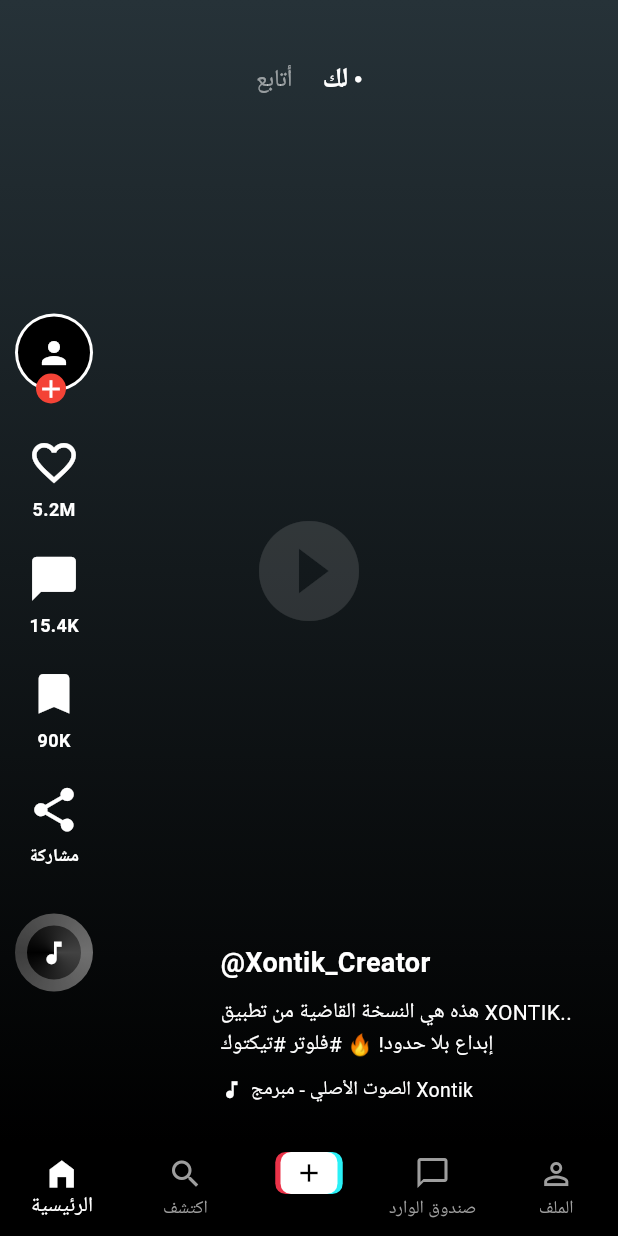
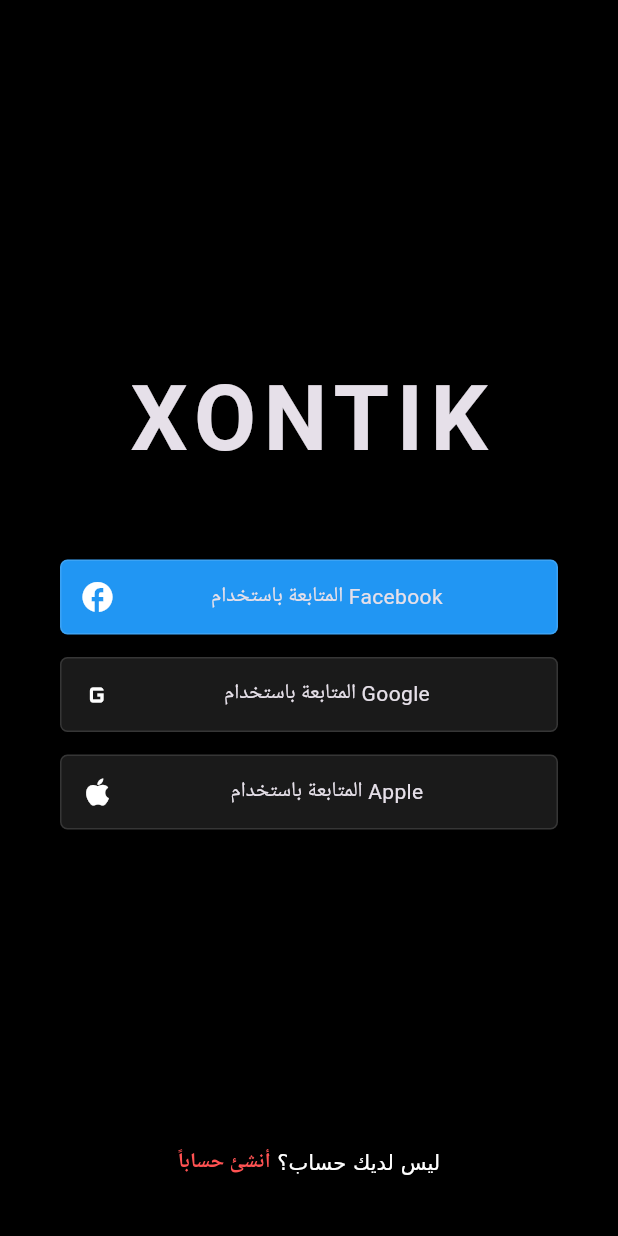
Before and after one commit to express-shopping/Xontik_V2, a Flutter app: the screen it shows after launch, on a phone screen of 412 x 824 dp. Run offline on Flutter 3.47's test engine with Material 3 defaults, Android fonts, the phone set to English and light mode, and no system bars.

```diff
--- a/lib/main.dart
+++ b/lib/main.dart
@@ -1,247 +1,167 @@
 import 'package:flutter/material.dart';
 
-void main() => runApp(const XontikMasterpiece());
+void main() => runApp(const XontikSuperApp());
 
-class XontikMasterpiece extends StatelessWidget {
-  const XontikMasterpiece({super.key});
+class XontikSuperApp extends StatelessWidget {
+  const XontikSuperApp({super.key});
   @override
   Widget build(BuildContext context) {
     return MaterialApp(
       debugShowCheckedModeBanner: false,
-      theme: ThemeData.dark().copyWith(
-        scaffoldBackgroundColor: Colors.black,
-        bottomNavigationBarTheme: const BottomNavigationBarThemeData(
-          backgroundColor: Colors.black,
-          selectedItemColor: Colors.white,
-          unselectedItemColor: Colors.grey,
-        ),
-      ),
-      home: const MainTikTokScaffold(),
+      theme: ThemeData.dark().copyWith(scaffoldBackgroundColor: Colors.black),
+      home: const AuthScreen(),
     );
   }
 }
 
-class MainTikTokScaffold extends StatefulWidget {
-  const MainTikTokScaffold({super.key});
+// --- 1. واجهة تسجيل الدخول وإنشاء الحساب ---
+class AuthScreen extends StatelessWidget {
+  const AuthScreen({super.key});
   @override
-  State<MainTikTokScaffold> createState() => _MainTikTokScaffoldState();
+  Widget build(BuildContext context) {
+    return Scaffold(
+      body: Container(
+        padding: const EdgeInsets.all(40),
+        child: Column(
+          mainAxisAlignment: MainAxisAlignment.center,
+          children: [
+            const Spacer(),
+            const Text("XONTIK", style: TextStyle(fontSize: 60, fontWeight: FontWeight.bold, letterSpacing: 5)),
+            const SizedBox(height: 50),
+            _authBtn(Icons.facebook, "المتابعة باستخدام Facebook", Colors.blue),
+            _authBtn(Icons.g_mobiledata, "المتابعة باستخدام Google", Colors.white10),
+            _authBtn(Icons.apple, "المتابعة باستخدام Apple", Colors.white10),
+            const Spacer(),
+            GestureDetector(
+              onTap: () => Navigator.push(context, MaterialPageRoute(builder: (context) => const MainNavigation())),
+              child: RichText(text: const TextSpan(text: "ليس لديك حساب؟ ", children: [TextSpan(text: "أنشئ حساباً", style: TextStyle(color: Colors.redAccent, fontWeight: FontWeight.bold))])),
+            ),
+          ],
+        ),
+      ),
+    );
+  }
+  Widget _authBtn(IconData i, String t, Color c) => Container(
+    margin: const EdgeInsets.only(bottom: 15),
+    padding: const EdgeInsets.all(12),
+    decoration: BoxDecoration(color: c, borderRadius: BorderRadius.circular(5), border: Border.all(color: Colors.white12)),
+    child: Row(children: [Icon(i), Expanded(child: Text(t, textAlign: TextAlign.center))]),
+  );
 }
 
-class _MainTikTokScaffoldState extends State<MainTikTokScaffold> {
-  int _selectedIndex = 0;
+// --- 2. التنقل الرئيسي (الرئيسية، بث مباشر، محفظة) ---
+class MainNavigation extends StatefulWidget {
+  const MainNavigation({super.key});
+  @override
+  State<MainNavigation> createState() => _MainNavigationState();
+}
+
+class _MainNavigationState extends State<MainNavigation> {
+  int _idx = 0;
+  final List<Widget> _screens = [const TikTokFeed(), const Center(child: Text("اكتشف")), const LiveStreamScreen(), const Center(child: Text("الرسائل")), const ProfileScreen()];
 
   @override
   Widget build(BuildContext context) {
     return Scaffold(
-      body: IndexedStack(
-        index: _selectedIndex,
-        children: [
-          const TikTokFeedView(), // شاشة الفيديوهات الرئيسية
-          const Center(child: Text("اكتشف الصيحات الجديدة")),
-          const Center(child: Text("الكاميرا قيد التطوير")),
-          const Center(child: Text("صندوق الوارد فارغ")),
-          const Center(child: Text("الملف الشخصي الاحترافي")),
-        ],
-      ),
+      body: _screens[_idx],
       bottomNavigationBar: BottomNavigationBar(
-        currentIndex: _selectedIndex,
-        onTap: (index) => setState(() => _selectedIndex = index),
+        currentIndex: _idx,
+        onTap: (i) => setState(() => _idx = i),
         type: BottomNavigationBarType.fixed,
-        items: [
-          const BottomNavigationBarItem(icon: Icon(Icons.home_filled), label: 'الرئيسية'),
-          const BottomNavigationBarItem(icon: Icon(Icons.search), label: 'اكتشف'),
-          BottomNavigationBarItem(icon: _buildPlusIcon(), label: ''),
-          const BottomNavigationBarItem(icon: Icon(Icons.chat_bubble_outline), label: 'صندوق الوارد'),
-          const BottomNavigationBarItem(icon: Icon(Icons.person_outline), label: 'الملف'),
-        ],
-      ),
-    );
-  }
-
-  Widget _buildPlusIcon() {
-    return SizedBox(
-      width: 45,
-      height: 28,
-      child: Stack(
-        children: [
-          Container(
-            margin: const EdgeInsets.only(left: 10),
-            width: 38,
-            decoration: BoxDecoration(color: const Color(0xFF2af1f7), borderRadius: BorderRadius.circular(7)),
-          ),
-          Container(
-            margin: const EdgeInsets.only(right: 10),
-            width: 38,
-            decoration: BoxDecoration(color: const Color(0xFFeb3349), borderRadius: BorderRadius.circular(7)),
-          ),
-          Center(
-            child: Container(
-              height: double.infinity,
-              width: 38,
-              decoration: BoxDecoration(color: Colors.white, borderRadius: BorderRadius.circular(7)),
-              child: const Icon(Icons.add, color: Colors.black, size: 20),
-            ),
-          ),
+        selectedItemColor: Colors.white,
+        unselectedItemColor: Colors.grey,
+        items: const [
+          BottomNavigationBarItem(icon: Icon(Icons.home), label: "الرئيسية"),
+          BottomNavigationBarItem(icon: Icon(Icons.search), label: "اكتشف"),
+          BottomNavigationBarItem(icon: Icon(Icons.live_tv, color: Colors.red), label: "بث مباشر"),
+          BottomNavigationBarItem(icon: Icon(Icons.chat), label: "صندوق الوارد"),
+          BottomNavigationBarItem(icon: Icon(Icons.person), label: "الملف"),
         ],
       ),
     );
   }
 }
 
-// --- محرك الفيديوهات (TikTok Style) ---
-class TikTokFeedView extends StatelessWidget {
-  const TikTokFeedView({super.key});
+// --- 3. واجهة البث المباشر (LIVE) ---
+class LiveStreamScreen extends StatelessWidget {
+  const LiveStreamScreen({super.key});
   @override
   Widget build(BuildContext context) {
-    return PageView.builder(
-      scrollDirection: Axis.vertical,
-      itemBuilder: (context, index) => VideoItem(index: index),
+    return Stack(
+      children: [
+        Container(color: Colors.blueGrey[900]),
+        const Positioned(top: 50, left: 20, child: Badge(label: Text("LIVE"), backgroundColor: Colors.red)),
+        const Center(child: Icon(Icons.person, size: 100, color: Colors.white10)),
+        Positioned(bottom: 20, left: 20, child: Row(children: [
+          Container(width: 200, height: 40, decoration: BoxDecoration(color: Colors.white10, borderRadius: BorderRadius.circular(20)), child: const TextField(decoration: InputDecoration(hintText: " أرسل تعليقاً...", border: InputBorder.none, contentPadding: EdgeInsets.only(left: 15)))),
+          const SizedBox(width: 10),
+          const Icon(Icons.card_giftcard, color: Colors.orange, size: 30),
+        ])),
+      ],
     );
   }
 }
 
-class VideoItem extends StatefulWidget {
-  final int index;
-  const VideoItem({super.key, required this.index});
-  @override
-  State<VideoItem> createState() => _VideoItemState();
-}
-
-class _VideoItemState extends State<VideoItem> {
-  bool isLiked = false;
-  bool isFollowed = false;
-
+// --- 4. الملف الشخصي والمحفظة والإعدادات ---
+class ProfileScreen extends StatelessWidget {
+  const ProfileScreen({super.key});
   @override
   Widget build(BuildContext context) {
-    return Stack(
-      fit: StackFit.expand,
-      children: [
-        // محاكاة الفيديو مع تدرج لوني فخم
-        Container(
-          decoration: BoxDecoration(
-            gradient: LinearGradient(
-              begin: Alignment.topCenter,
-              end: Alignment.bottomCenter,
-              colors: [Colors.blueGrey[900]!, Colors.black],
-            ),
-          ),
-          child: const Center(child: Icon(Icons.play_circle_fill, size: 80, color: Colors.white12)),
-        ),
-
-        // الجزء العلوي: For You & Following
-        const Positioned(
-          top: 40,
-          left: 0, right: 0,
-          child: Row(
-            mainAxisAlignment: MainAxisAlignment.center,
-            children: [
-              Text("أتابع", style: TextStyle(color: Colors.white54, fontSize: 16)),
-              SizedBox(width: 20),
-              Text("لك", style: TextStyle(color: Colors.white, fontSize: 18, fontWeight: FontWeight.bold)),
-              SizedBox(width: 4),
-              Icon(Icons.circle, size: 5, color: Colors.white),
-            ],
-          ),
-        ),
-
-        // الأزرار التفاعلية بجهة اليسار (TikTok Layout)
-        Positioned(
-          left: 10,
-          bottom: 100,
-          child: Column(
-            children: [
-              _buildProfile(),
-              const SizedBox(height: 20),
-              _buildSideAction(isLiked ? Icons.favorite : Icons.favorite_border, "5.2M", isLiked ? Colors.red : Colors.white, () {
-                setState(() => isLiked = !isLiked);
-              }),
-              _buildSideAction(Icons.chat_bubble, "15.4K", Colors.white, () {}),
-              _buildSideAction(Icons.bookmark, "90K", Colors.white, () {}),
-              _buildSideAction(Icons.share, "مشاركة", Colors.white, () {}),
-              const SizedBox(height: 20),
-              _buildMusicDisc(), // أسطوانة الموسيقى الدوارة
-            ],
-          ),
-        ),
-
-        // وصف الفيديو والمعلومات بجهة اليمين
-        Positioned(
-          right: 15,
-          bottom: 25,
-          child: Column(
-            crossAxisAlignment: CrossAxisAlignment.start,
-            children: [
-              const Text("@Xontik_Creator", style: TextStyle(fontWeight: FontWeight.bold, fontSize: 18, color: Colors.white)),
-              const SizedBox(height: 10),
-              const SizedBox(
-                width: 250,
-                child: Text("هذه هي النسخة القاضية من تطبيق XONTIK.. إبداع بلا حدود! 🔥 #فلوتر #تيكتوك",
-                style: TextStyle(color: Colors.white, fontSize: 14), overflow: TextOverflow.ellipsis, maxLines: 2),
-              ),
-              const SizedBox(height: 10),
-              Row(
-                children: const [
-                  Icon(Icons.music_note, size: 15, color: Colors.white),
-                  SizedBox(width: 5),
-                  Text("الصوت الأصلي - مبرمج Xontik", style: TextStyle(color: Colors.white, fontSize: 13)),
-                ],
-              ),
-            ],
-          ),
-        ),
-      ],
-    );
-  }
-
-  Widget _buildProfile() {
-    return Stack(
-      clipBehavior: Clip.none,
-      children: [
-        Container(
-          padding: const EdgeInsets.all(2),
-          decoration: const BoxDecoration(color: Colors.white, shape: BoxShape.circle),
-          child: const CircleAvatar(radius: 24, backgroundColor: Colors.black, child: Icon(Icons.person, color: Colors.white)),
-        ),
-        if (!isFollowed)
-          Positioned(
-            bottom: -8, left: 14,
-            child: GestureDetector(
-              onTap: () => setState(() => isFollowed = true),
-              child: Container(
-                decoration: const BoxDecoration(color: Colors.red, shape: BoxShape.circle),
-                child: const Icon(Icons.add, size: 20, color: Colors.white),
-              ),
-            ),
-          ),
-      ],
-    );
-  }
-
-  Widget _buildSideAction(IconData icon, String label, Color color, VoidCallback onTap) {
-    return GestureDetector(
-      onTap: onTap,
-      child: Padding(
-        padding: const EdgeInsets.symmetric(vertical: 10),
-        child: Column(
-          children: [
-            Icon(icon, size: 35, color: color),
-            const SizedBox(height: 5),
-            Text(label, style: const TextStyle(color: Colors.white, fontSize: 12, fontWeight: FontWeight.bold)),
-          ],
-        ),
+    return Scaffold(
+      appBar: AppBar(backgroundColor: Colors.black, title: const Text("الملف الشخصي"), actions: [
+        IconButton(icon: const Icon(Icons.settings), onPressed: () => _showSettings(context)),
+      ]),
+      body: Column(
+        children: [
+          const SizedBox(height: 20),
+          const CircleAvatar(radius: 50, child: Icon(Icons.person, size: 50)),
+          const SizedBox(height: 15),
+          const Text("@Xontik_User", style: TextStyle(fontSize: 18, fontWeight: FontWeight.bold)),
+          const SizedBox(height: 20),
+          Row(mainAxisAlignment: MainAxisAlignment.center, children: [_stat("1.2M", "متابع"), _stat("500", "أتابع")]),
+          const SizedBox(height: 20),
+          _walletCard(context),
+          const Divider(),
+          Expanded(child: GridView.builder(gridDelegate: const SliverGridDelegateWithFixedCrossAxisCount(crossAxisCount: 3), itemCount: 9, itemBuilder: (c, i) => Container(margin: const EdgeInsets.all(1), color: Colors.white10, child: const Icon(Icons.play_arrow)))),
+        ],
       ),
     );
   }
 
-  Widget _buildMusicDisc() {
-    return Container(
-      padding: const EdgeInsets.all(8),
-      decoration: BoxDecoration(
-        gradient: SweepGradient(colors: [Colors.grey[800]!, Colors.black, Colors.grey[800]!]),
-        shape: BoxShape.circle,
-        border: Border.all(color: Colors.white24, width: 8),
-      ),
-      child: const Icon(Icons.music_note, size: 20, color: Colors.white),
-    );
+  Widget _stat(String v, String l) => Padding(padding: const EdgeInsets.symmetric(horizontal: 20), child: Column(children: [Text(v, style: const TextStyle(fontWeight: FontWeight.bold)), Text(l, style: const TextStyle(color: Colors.grey))]));
+
+  Widget _walletCard(BuildContext context) => Container(
+    margin: const EdgeInsets.all(20),
+    padding: const EdgeInsets.all(20),
+    decoration: BoxDecoration(gradient: const LinearGradient(colors: [Colors.purple, Colors.blue]), borderRadius: BorderRadius.circular(15)),
+    child: Row(mainAxisAlignment: MainAxisAlignment.spaceBetween, children: [
+      Column(crossAxisAlignment: CrossAxisAlignment.start, children: const [Text("رصيد المحفظة"), Text("\$1,250.00", style: TextStyle(fontSize: 24, fontWeight: FontWeight.bold))]),
+      ElevatedButton(onPressed: () {}, style: ElevatedButton.styleFrom(backgroundColor: Colors.white, foregroundColor: Colors.black), child: const Text("ربط المحفظة")),
+    ]),
+  );
+
+  void _showSettings(BuildContext context) {
+    showModalBottomSheet(context: context, builder: (c) => Container(
+      color: Colors.grey[900],
+      child: Column(mainAxisSize: MainAxisSize.min, children: [
+        ListTile(leading: const Icon(Icons.lock), title: const Text("الخصوصية")),
+        ListTile(leading: const Icon(Icons.wallet), title: const Text("إعدادات المحفظة والعملات")),
+        ListTile(leading: const Icon(Icons.language), title: const Text("اللغة")),
+        ListTile(leading: const Icon(Icons.logout, color: Colors.red), title: const Text("تسجيل الخروج"), onTap: () => Navigator.popUntil(context, (route) => route.isFirst)),
+      ]),
+    ));
   }
 }
+
+// --- 5. محرك الفيديوهات (Feed) ---
+class TikTokFeed extends StatelessWidget {
+  const TikTokFeed({super.key});
+  @override
+  Widget build(BuildContext context) => PageView.builder(scrollDirection: Axis.vertical, itemBuilder: (c, i) => Container(
+    color: Colors.black,
+    child: Stack(children: [
+      const Center(child: Icon(Icons.play_arrow, size: 100, color: Colors.white10)),
+      Positioned(right: 15, bottom: 100, child: Column(children: const [Icon(Icons.favorite, size: 40), Text("2M"), SizedBox(height: 20), Icon(Icons.comment, size: 40), Text("10K")])),
+    ]),
+  ));
+}
```
